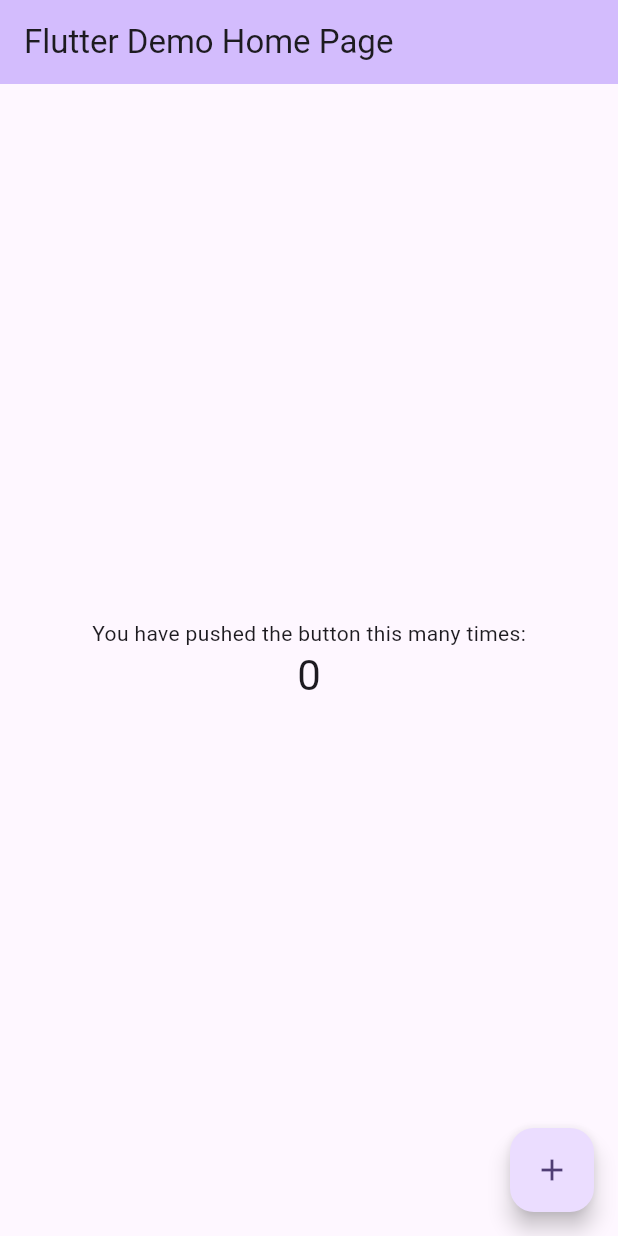
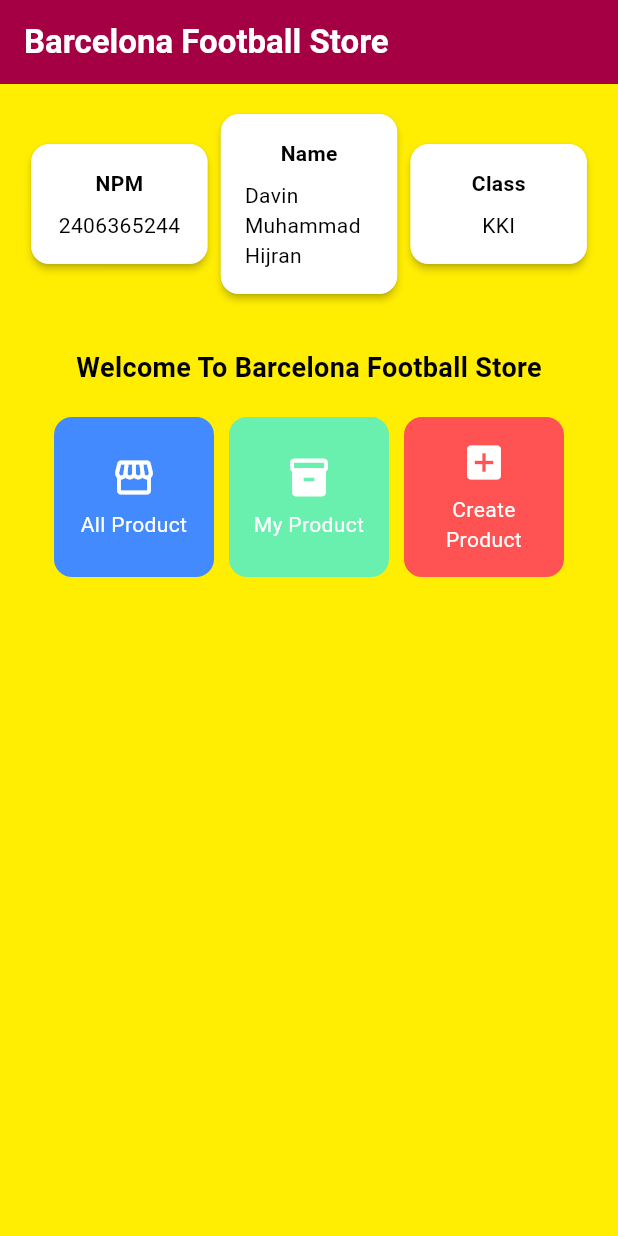
Before and after one commit to wilsonsangpedagang/barcelona-football-mobile, a Flutter app: the screen it shows after launch, on a phone screen of 412 x 824 dp. Run offline on Flutter 3.47's test engine with Material 3 defaults, Android fonts, the phone set to English and light mode, and no system bars.

Commit message:
Assignment 1 Finish

```diff
--- a/lib/main.dart
+++ b/lib/main.dart
@@ -1,4 +1,8 @@
+
 import 'package:flutter/material.dart';
+import 'package:barcelona_football_mobile/menu.dart';
+
+
 
 void main() {
   runApp(const MyApp());
@@ -13,110 +17,19 @@
     return MaterialApp(
       title: 'Flutter Demo',
       theme: ThemeData(
-        // This is the theme of your application.
-        //
-        // TRY THIS: Try running your application with "flutter run". You'll see
-        // the application has a purple toolbar. Then, without quitting the app,
-        // try changing the seedColor in the colorScheme below to Colors.green
-        // and then invoke "hot reload" (save your changes or press the "hot
-        // reload" button in a Flutter-supported IDE, or press "r" if you used
-        // the command line to start the app).
-        //
-        // Notice that the counter didn't reset back to zero; the application
-        // state is not lost during the reload. To reset the state, use hot
-        // restart instead.
-        //
-        // This works for code too, not just values: Most code changes can be
-        // tested with just a hot reload.
-        colorScheme: ColorScheme.fromSeed(seedColor: Colors.deepPurple),
+        colorScheme: const ColorScheme.light(
+          primary: Color(0xFFA50044),     // Maroon red (AppBar)
+          secondary: Color(0xFF004D98),   // Deep blue (buttons)
+          surface: Colors.white,          // Card or panel surfaces
+          background: Color(0xFFFFED02),  // Soft yellow background
+          onPrimary: Colors.white,        // Text/icons on maroon
+          onSecondary: Colors.white,      // Text/icons on blue
+          onSurface: Colors.black,        // Text/icons on white surfaces
+        ),
+        scaffoldBackgroundColor: Color(0xFFFFED02), // main screen background
+        useMaterial3: true,
       ),
-      home: const MyHomePage(title: 'Flutter Demo Home Page'),
+      home: MyHomePage(),
     );
   }
 }
-
-class MyHomePage extends StatefulWidget {
-  const MyHomePage({super.key, required this.title});
-
-  // This widget is the home page of your application. It is stateful, meaning
-  // that it has a State object (defined below) that contains fields that affect
-  // how it looks.
-
-  // This class is the configuration for the state. It holds the values (in this
-  // case the title) provided by the parent (in this case the App widget) and
-  // used by the build method of the State. Fields in a Widget subclass are
-  // always marked "final".
-
-  final String title;
-
-  @override
-  State<MyHomePage> createState() => _MyHomePageState();
-}
-
-class _MyHomePageState extends State<MyHomePage> {
-  int _counter = 0;
-
-  void _incrementCounter() {
-    setState(() {
-      // This call to setState tells the Flutter framework that something has
-      // changed in this State, which causes it to rerun the build method below
-      // so that the display can reflect the updated values. If we changed
-      // _counter without calling setState(), then the build method would not be
-      // called again, and so nothing would appear to happen.
-      _counter++;
-    });
-  }
-
-  @override
-  Widget build(BuildContext context) {
-    // This method is rerun every time setState is called, for instance as done
-    // by the _incrementCounter method above.
-    //
-    // The Flutter framework has been optimized to make rerunning build methods
-    // fast, so that you can just rebuild anything that needs updating rather
-    // than having to individually change instances of widgets.
-    return Scaffold(
-      appBar: AppBar(
-        // TRY THIS: Try changing the color here to a specific color (to
-        // Colors.amber, perhaps?) and trigger a hot reload to see the AppBar
-        // change color while the other colors stay the same.
-        backgroundColor: Theme.of(context).colorScheme.inversePrimary,
-        // Here we take the value from the MyHomePage object that was created by
-        // the App.build method, and use it to set our appbar title.
-        title: Text(widget.title),
-      ),
-      body: Center(
-        // Center is a layout widget. It takes a single child and positions it
-        // in the middle of the parent.
-        child: Column(
-          // Column is also a layout widget. It takes a list of children and
-          // arranges them vertically. By default, it sizes itself to fit its
-          // children horizontally, and tries to be as tall as its parent.
-          //
-          // Column has various properties to control how it sizes itself and
-          // how it positions its children. Here we use mainAxisAlignment to
-          // center the children vertically; the main axis here is the vertical
-          // axis because Columns are vertical (the cross axis would be
-          // horizontal).
-          //
-          // TRY THIS: Invoke "debug painting" (choose the "Toggle Debug Paint"
-          // action in the IDE, or press "p" in the console), to see the
-          // wireframe for each widget.
-          mainAxisAlignment: MainAxisAlignment.center,
-          children: <Widget>[
-            const Text('You have pushed the button this many times:'),
-            Text(
-              '$_counter',
-              style: Theme.of(context).textTheme.headlineMedium,
-            ),
-          ],
-        ),
-      ),
-      floatingActionButton: FloatingActionButton(
-        onPressed: _incrementCounter,
-        tooltip: 'Increment',
-        child: const Icon(Icons.add),
-      ), // This trailing comma makes auto-formatting nicer for build methods.
-    );
-  }
-}
--- /dev/null
+++ b/lib/menu.dart
@@ -0,0 +1,188 @@
+import 'package:flutter/material.dart';
+
+class MyHomePage extends StatelessWidget {
+  MyHomePage({super.key});
+
+  final String nama = "Davin Muhammad Hijran"; // Name
+  final String npm = "2406365244"; // NPM
+  final String kelas = "KKI"; // Class
+
+  final List<ItemHomepage> items = [
+    ItemHomepage("All Product", Icons.storefront, Colors.blueAccent),
+    ItemHomepage("My Product", Icons.inventory_2, Colors.greenAccent),
+    ItemHomepage("Create Product", Icons.add_box, Colors.redAccent),
+  ];
+  @override
+  Widget build(BuildContext context) {
+    // Scaffold menyediakan struktur dasar halaman dengan AppBar dan body.
+    return Scaffold(
+      // AppBar adalah bagian atas halaman yang menampilkan judul.
+      appBar: AppBar(
+        // Judul aplikasi "Football News" dengan teks putih dan tebal.
+        title: const Text(
+          'Barcelona Football Store',
+          style: TextStyle(
+            color: Colors.white,
+            fontWeight: FontWeight.bold,
+          ),
+        ),
+        // Warna latar belakang AppBar diambil dari skema warna tema aplikasi.
+        backgroundColor: Theme.of(context).colorScheme.primary,
+      ),
+      // Body halaman dengan padding di sekelilingnya.
+      body: Padding(
+        padding: const EdgeInsets.all(16.0),
+        // Menyusun widget secara vertikal dalam sebuah kolom.
+        child: Column(
+          crossAxisAlignment: CrossAxisAlignment.center,
+          children: [
+            // Row untuk menampilkan 3 InfoCard secara horizontal.
+            Row(
+              mainAxisAlignment: MainAxisAlignment.spaceEvenly,
+              children: [
+                InfoCard(title: 'NPM', content: npm),
+                InfoCard(title: 'Name', content: nama),
+                InfoCard(title: 'Class', content: kelas),
+              ],
+            ),
+
+            // Memberikan jarak vertikal 16 unit.
+            const SizedBox(height: 16.0),
+
+            // Menempatkan widget berikutnya di tengah halaman.
+            Center(
+              child: Column(
+                // Menyusun teks dan grid item secara vertikal.
+
+                children: [
+                  // Menampilkan teks sambutan dengan gaya tebal dan ukuran 18.
+                  const Padding(
+                    padding: EdgeInsets.only(top: 16.0),
+                    child: Text(
+                      'Welcome To Barcelona Football Store',
+                      style: TextStyle(
+                        fontWeight: FontWeight.bold,
+                        fontSize: 18.0,
+                      ),
+                    ),
+                  ),
+
+                  // Grid untuk menampilkan ItemCard dalam bentuk grid 3 kolom.
+                  GridView.count(
+                    primary: true,
+                    padding: const EdgeInsets.all(20),
+                    crossAxisSpacing: 10,
+                    mainAxisSpacing: 10,
+                    crossAxisCount: 3,
+                    // Agar grid menyesuaikan tinggi kontennya.
+                    shrinkWrap: true,
+
+                    // Menampilkan ItemCard untuk setiap item dalam list items.
+                    children: items.map((ItemHomepage item) {
+                      return ItemCard(item);
+                    }).toList(),
+                  ),
+                ],
+              ),
+            ),
+          ],
+        ),
+      ),
+    );
+  }
+}
+
+class InfoCard extends StatelessWidget {
+  // Kartu informasi yang menampilkan title dan content.
+
+  final String title;  // Judul kartu.
+  final String content;  // Isi kartu.
+
+  const InfoCard({super.key, required this.title, required this.content});
+
+  @override
+  Widget build(BuildContext context) {
+    return Card(
+      // Membuat kotak kartu dengan bayangan dibawahnya.
+      elevation: 2.0,
+      child: Container(
+        // Mengatur ukuran dan jarak di dalam kartu.
+        width: MediaQuery.of(context).size.width / 3.5, // menyesuaikan dengan lebar device yang digunakan.
+        padding: const EdgeInsets.all(16.0),
+        // Menyusun title dan content secara vertikal.
+        child: Column(
+          children: [
+            Text(
+              title,
+              style: const TextStyle(fontWeight: FontWeight.bold),
+            ),
+            const SizedBox(height: 8.0),
+            Text(content),
+          ],
+        ),
+      ),
+    );
+  }
+}
+
+class ItemHomepage {
+  final String name;
+  final IconData icon;
+  final Color color;
+
+  ItemHomepage(this.name, this.icon, this.color);
+}
+
+class ItemCard extends StatelessWidget {
+  // Menampilkan kartu dengan ikon dan nama.
+
+  final ItemHomepage item;
+
+  const ItemCard(this.item, {super.key});
+
+  @override
+  Widget build(BuildContext context) {
+    return Material(
+      // Menentukan warna latar belakang dari tema aplikasi.
+      color: item.color,
+      // Membuat sudut kartu melengkung.
+      borderRadius: BorderRadius.circular(12),
+
+      child: InkWell(
+        // Aksi ketika kartu ditekan.
+        onTap: () {
+          // Menampilkan pesan SnackBar saat kartu ditekan.
+          ScaffoldMessenger.of(context)
+            ..hideCurrentSnackBar()
+            ..showSnackBar(
+                SnackBar(content: Text("You have pressed the ${item.name} button !"))
+            );
+        },
+        // Container untuk menyimpan Icon dan Text
+        child: Container(
+          padding: const EdgeInsets.all(8),
+          child: Center(
+            child: Column(
+              // Menyusun ikon dan teks di tengah kartu.
+              mainAxisAlignment: MainAxisAlignment.center,
+              children: [
+                Icon(
+                  item.icon,
+                  color: Colors.white,
+                  size: 30.0,
+                ),
+                const Padding(padding: EdgeInsets.all(3)),
+                Text(
+                  item.name,
+                  textAlign: TextAlign.center,
+                  style: const TextStyle(color: Colors.white),
+                ),
+              ],
+            ),
+          ),
+        ),
+      ),
+    );
+  }
+
+}
```
